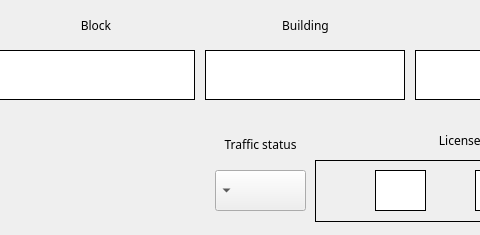
Old version of the form gui/residentNew.ui in the repository oaacUis/tesis-colombian-plate-recognition; both pictures show x 225 to 705 and y 0 to 235 of the 1064 by 235 pixel window.
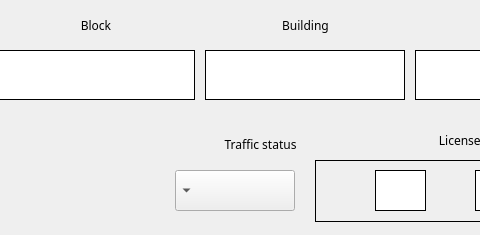
New version of the form. Custom widgets are drawn as their Qt base class.

Patch:
```diff
--- a/gui/residentNew.ui
+++ b/gui/residentNew.ui
@@ -641,27 +641,24 @@
             <widget class="QComboBox" name="statusComboBox">
                 <property name="geometry">
                     <rect>
-                        <x>440</x>
+                        <x>400</x>
                         <y>170</y>
-                        <width>91</width>
+                        <width>120</width>
                         <height>41</height>
                     </rect>
                 </property>
-                <property name="baseSize">
+                <property name="sizePolicy">
+                    <sizepolicy hsizetype="Fixed" vsizetype="Fixed">
+                        <horstretch>0</horstretch>
+                        <verstretch>0</verstretch>
+                    </sizepolicy>
+                </property>
+                <property name="minimumSize">
                     <size>
-                        <width>200</width>
-                        <height>50</height>
+                        <width>120</width>
+                        <height>41</height>
                     </size>
                 </property>
-                <property name="font">
-                    <font>
-                        <family>B Yekan</family>
-                        <pointsize>11</pointsize>
-                    </font>
-                </property>
-                <property name="styleSheet">
-                    <string notr="true"/>
-                </property>
             </widget>
             <widget class="QLabel" name="statusLabel">
                 <property name="geometry">
```
Left out of the diff: 27 changed lines with no effect on the pictures.
